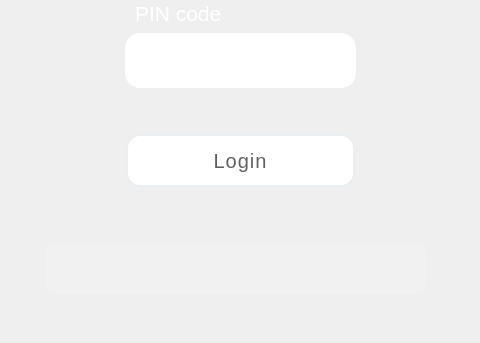
Above: frontend/mainwindow.ui from 22kmo-project/group_14 before the change; both pictures show x 165 to 645 and y 257 to 600 of the 800 by 600 pixel window. Below: the same form after it.
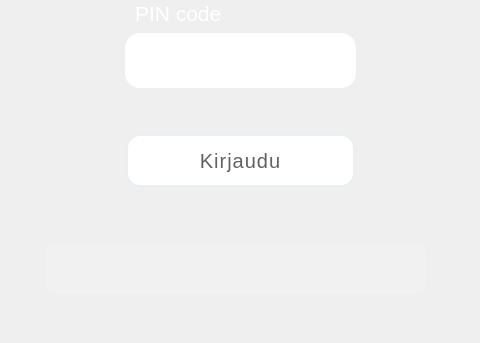
That is the form after the change.

Patch:
```diff
--- a/frontend/mainwindow.ui
+++ b/frontend/mainwindow.ui
@@ -169,7 +169,7 @@
 }</string>
       </property>
       <property name="text">
-       <string>Login</string>
+       <string>Kirjaudu</string>
       </property>
      </widget>
     </widget>
```
